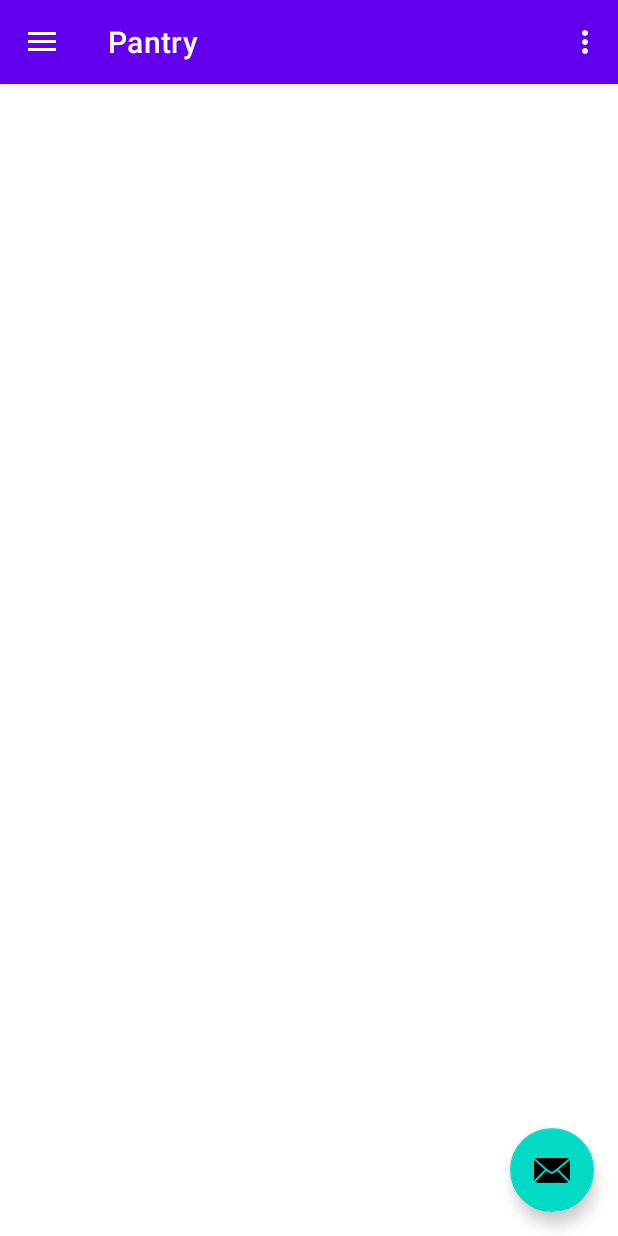
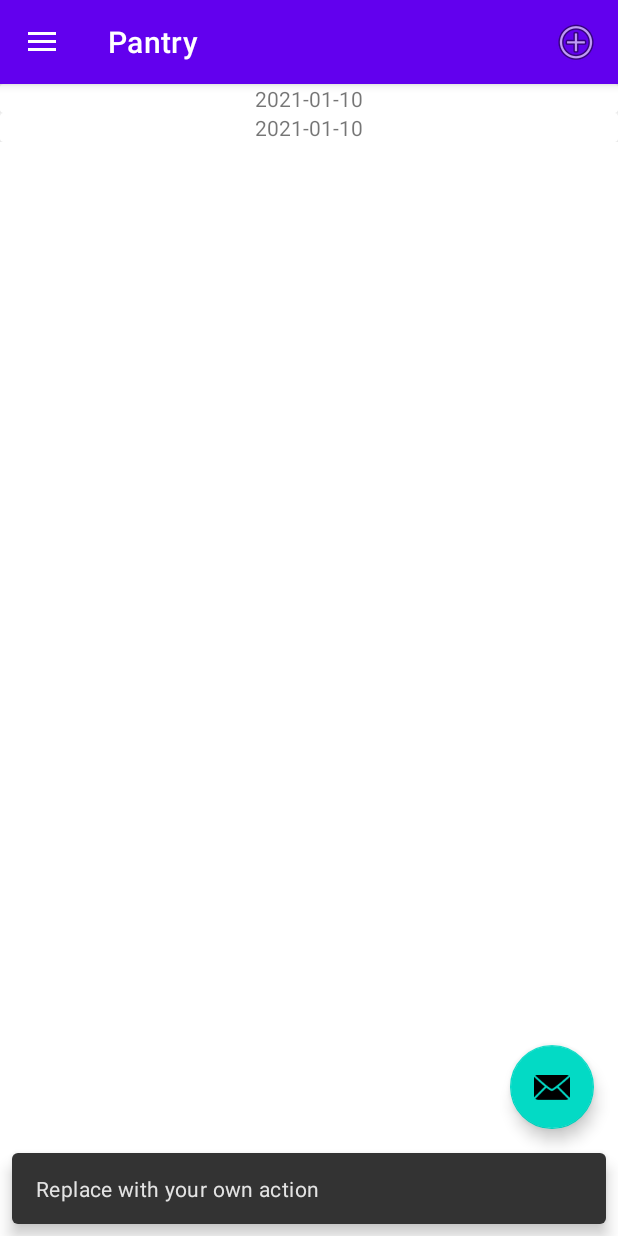
Before and after one commit to FSqDev/poBop, an Android app: the MainActivity screen opened directly, with no data from a screen before it, in the side drawer, after a tap on "Pantry", on a phone screen of 412 x 824 dp. Run offline under Robolectric (Android 15) with nearby library versions, the phone set to English and light mode, and no system bars; our stand-ins replace Room's generated code, navigation-ui.

Commit message:
add ingredient !

```diff
--- a/android/app/build.gradle
+++ b/android/app/build.gradle
@@ -1,6 +1,8 @@
 plugins {
     id 'com.android.application'
 }
+
+apply plugin: "androidx.navigation.safeargs"
 
 android {
     compileSdkVersion 30
@@ -38,8 +40,8 @@ dependencies {
     implementation 'androidx.constraintlayout:constraintlayout:1.1.3'
     implementation group: 'com.google.android.material', name: 'material', version: '1.1.0-alpha05'
     implementation 'androidx.constraintlayout:constraintlayout:1.1.3'
-    implementation 'androidx.navigation:navigation-fragment:2.2.2'
-    implementation 'androidx.navigation:navigation-ui:2.2.2'
+    implementation 'androidx.navigation:navigation-fragment:2.3.2'
+    implementation 'androidx.navigation:navigation-ui:2.3.2'
     implementation 'androidx.lifecycle:lifecycle-livedata-ktx:2.2.0'
     implementation 'androidx.lifecycle:lifecycle-viewmodel-ktx:2.2.0'
     testImplementation 'junit:junit:4.+'
--- a/android/app/src/main/java/com/fsq/pobop/MainActivity.java
+++ b/android/app/src/main/java/com/fsq/pobop/MainActivity.java
@@ -51,13 +51,6 @@ public class MainActivity extends AppCompatActivity {
     }
 
     @Override
-    public boolean onCreateOptionsMenu(Menu menu) {
-        // Inflate the menu; this adds items to the action bar if it is present.
-        getMenuInflater().inflate(R.menu.main, menu);
-        return true;
-    }
-
-    @Override
     public boolean onSupportNavigateUp() {
         NavController navController = Navigation.findNavController(this, R.id.nav_host_fragment);
         return NavigationUI.navigateUp(navController, mAppBarConfiguration)
--- a/android/app/src/main/java/com/fsq/pobop/entity/ingredient/Ingredient.java
+++ b/android/app/src/main/java/com/fsq/pobop/entity/ingredient/Ingredient.java
@@ -4,19 +4,19 @@ import androidx.room.ColumnInfo;
 import androidx.room.Entity;
 import androidx.room.PrimaryKey;
 
-import java.time.LocalDateTime;
+import java.time.LocalDate;
 
 @Entity
 public class Ingredient {
 
-    @PrimaryKey
+    @PrimaryKey(autoGenerate = true)
     private int id;
 
     @ColumnInfo(name = "name")
     private String productName;
 
     @ColumnInfo(name = "expiry_date")
-    private LocalDateTime expiryDate;
+    private LocalDate expiryDate;
 
     public int getId() {
         return id;
@@ -34,11 +34,11 @@ public class Ingredient {
         this.productName = productName;
     }
 
-    public LocalDateTime getExpiryDate() {
+    public LocalDate getExpiryDate() {
         return expiryDate;
     }
 
-    public void setExpiryDate(LocalDateTime expiryDate) {
+    public void setExpiryDate(LocalDate expiryDate) {
         this.expiryDate = expiryDate;
     }
 }
--- a/android/app/src/main/java/com/fsq/pobop/ui/pantry/PantryFragment.java
+++ b/android/app/src/main/java/com/fsq/pobop/ui/pantry/PantryFragment.java
@@ -1,27 +1,43 @@
 package com.fsq.pobop.ui.pantry;
 
 import android.os.Bundle;
+import android.util.Log;
 import android.view.LayoutInflater;
+import android.view.Menu;
+import android.view.MenuInflater;
+import android.view.MenuItem;
 import android.view.View;
 import android.view.ViewGroup;
 
 import androidx.annotation.NonNull;
 import androidx.fragment.app.Fragment;
+import androidx.lifecycle.Observer;
 import androidx.lifecycle.ViewModelProvider;
+import androidx.navigation.Navigation;
+import androidx.recyclerview.widget.LinearLayoutManager;
 import androidx.recyclerview.widget.RecyclerView;
 
 import com.fsq.pobop.R;
+import com.fsq.pobop.entity.ingredient.Ingredient;
+
+import org.jetbrains.annotations.NotNull;
+
+import java.util.List;
 
 public class PantryFragment extends Fragment implements IngredientAdapter.OnItemClickListener {
 
     private PantryViewModel viewModel;
+    View root;
 
     public View onCreateView(@NonNull LayoutInflater inflater,
                              ViewGroup container, Bundle savedInstanceState) {
-        View root = inflater.inflate(R.layout.fragment_pantry, container, false);
+        root = inflater.inflate(R.layout.fragment_pantry, container, false);
+        setHasOptionsMenu(true);
         viewModel = new ViewModelProvider(this).get(PantryViewModel.class);
 
         RecyclerView recyclerView = root.findViewById(R.id.recyclerViewIngredients);
+        recyclerView.setLayoutManager(new LinearLayoutManager(this.getContext()));
+        recyclerView.setHasFixedSize(true);
         final IngredientAdapter adapter = new IngredientAdapter(this);
         recyclerView.setAdapter(adapter);
 
@@ -34,4 +50,23 @@ public class PantryFragment extends Fragment implements IngredientAdapter.OnItem
     public void onItemClick(int position) {
         // nav to details
     }
+
+    @Override
+    public void onCreateOptionsMenu(@NotNull Menu menu, @NotNull MenuInflater inflater) {
+        super.onCreateOptionsMenu(menu, inflater);
+        requireActivity().getMenuInflater().inflate(R.menu.menu_pantry, menu);
+
+    }
+
+    @Override
+    public boolean onOptionsItemSelected(MenuItem item) {
+        int id = item.getItemId();
+
+        if (id == R.id.pantry_menu_add) {
+            Navigation.findNavController(root).navigate(PantryFragmentDirections.actionNavPantryToNavAddIngredient());
+            return true;
+        }
+
+        return super.onOptionsItemSelected(item);
+    }
 }
--- a/android/app/src/main/java/com/fsq/pobop/ui/pantry/PantryViewModel.java
+++ b/android/app/src/main/java/com/fsq/pobop/ui/pantry/PantryViewModel.java
@@ -1,6 +1,7 @@
 package com.fsq.pobop.ui.pantry;
 
 import android.app.Application;
+import android.util.Log;
 
 import androidx.annotation.NonNull;
 import androidx.lifecycle.AndroidViewModel;
@@ -28,4 +29,8 @@ public class PantryViewModel extends AndroidViewModel {
         return ingredientRepository.findAll();
     }
 
+    public void add(Ingredient ingredient){
+        ingredientRepository.insert(ingredient);
+    }
+
 }
--- a/android/app/src/main/res/layout/item_ingredient.xml
+++ b/android/app/src/main/res/layout/item_ingredient.xml
@@ -1,16 +1,16 @@
 <?xml version="1.0" encoding="utf-8"?>
 <LinearLayout xmlns:android="http://schemas.android.com/apk/res/android"
     android:layout_width="match_parent"
-    android:layout_height="match_parent"
+    android:layout_height="wrap_content"
     android:orientation="vertical">
 
     <androidx.cardview.widget.CardView
         android:layout_width="match_parent"
-        android:layout_height="match_parent" >
+        android:layout_height="wrap_content">
 
         <LinearLayout
             android:layout_width="match_parent"
-            android:layout_height="match_parent"
+            android:layout_height="wrap_content"
             android:orientation="horizontal">
 
             <TextView
--- a/android/app/src/main/res/menu/main.xml
+++ /dev/null
@@ -1,9 +0,0 @@
-<?xml version="1.0" encoding="utf-8"?>
-<menu xmlns:android="http://schemas.android.com/apk/res/android"
-    xmlns:app="http://schemas.android.com/apk/res-auto">
-    <item
-        android:id="@+id/action_settings"
-        android:orderInCategory="100"
-        android:title="@string/action_settings"
-        app:showAsAction="never" />
-</menu>
--- /dev/null
+++ b/android/app/src/main/res/menu/menu_pantry.xml
@@ -0,0 +1,9 @@
+<?xml version="1.0" encoding="utf-8"?>
+<menu xmlns:android="http://schemas.android.com/apk/res/android"
+    xmlns:app="http://schemas.android.com/apk/res-auto">
+    <item
+        android:id="@+id/pantry_menu_add"
+        android:icon="@android:drawable/ic_menu_add"
+        android:title=""
+        app:showAsAction="ifRoom|withText"></item>
+</menu>
--- a/android/app/src/main/res/navigation/mobile_navigation.xml
+++ b/android/app/src/main/res/navigation/mobile_navigation.xml
@@ -14,6 +14,15 @@
         android:id="@+id/nav_pantry"
         android:name="com.fsq.pobop.ui.pantry.PantryFragment"
         android:label="@string/pantry"
-        tools:layout="@layout/fragment_pantry" />
+        tools:layout="@layout/fragment_pantry" >
+        <action
+            android:id="@+id/action_nav_pantry_to_nav_add_ingredient"
+            app:destination="@id/nav_add_ingredient" />
+    </fragment>
+    <fragment
+        android:id="@+id/nav_add_ingredient"
+        android:name="com.fsq.pobop.ui.pantry.AddIngredientFragment"
+        android:label="Add New Ingredient"
+        tools:layout="@layout/fragment_add_ingredient" />
 
 </navigation>
--- a/android/build.gradle
+++ b/android/build.gradle
@@ -6,6 +6,7 @@ buildscript {
     }
     dependencies {
         classpath "com.android.tools.build:gradle:4.1.1"
+        classpath "androidx.navigation:navigation-safe-args-gradle-plugin:2.3.2"
 
         // NOTE: Do not place your application dependencies here; they belong
         // in the individual module build.gradle files
```
Also changed, not shown: android/app/src/main/java/com/fsq/pobop/data/DateConverter.java (+7 -7 lines), android/app/src/main/java/com/fsq/pobop/ui/pantry/AddIngredientFragment.java (added, +84 -0 lines), android/app/src/main/res/layout/fragment_add_ingredient.xml (added, +30 -0 lines), 1 other file.
